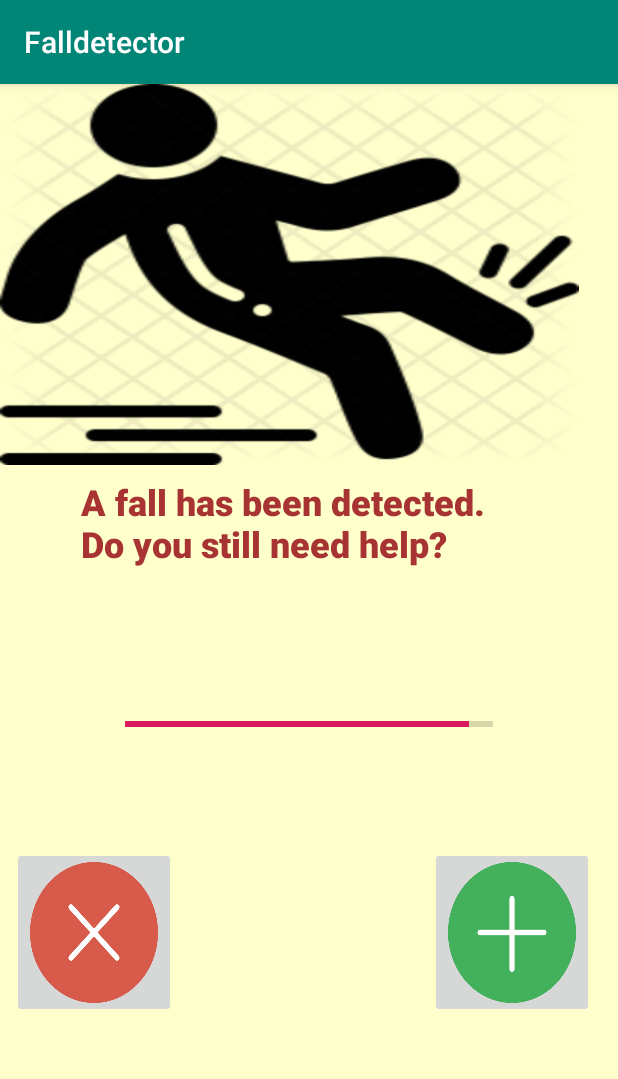
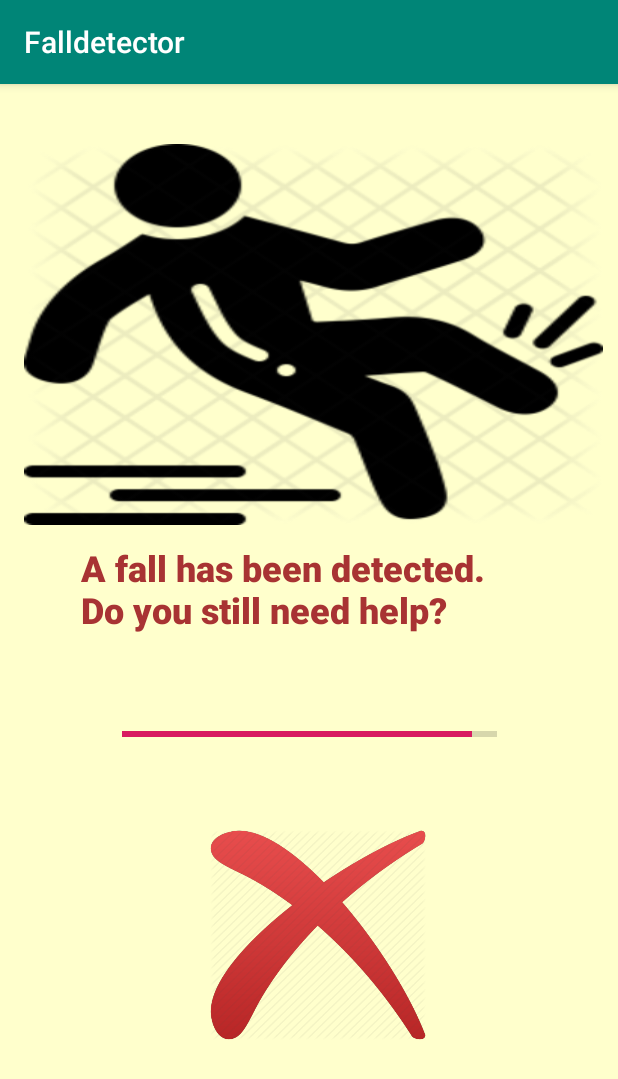
Before and after one commit to maxmsi/Fall_Detector, an Android app: the Alarm screen opened directly, with no data from a screen before it, on a phone screen of 412 x 824 dp. Shown: the top 1079 px of the screen. Run offline under Robolectric (Android 15) with nearby library versions, the phone set to English and light mode, and no system bars.

Commit message:
activity_alarm update

```diff
--- a/app/src/main/java/com/example/falldetector/AccTracker.java
+++ b/app/src/main/java/com/example/falldetector/AccTracker.java
@@ -12,6 +12,7 @@ import android.nfc.Tag;
 import android.os.IBinder;
 import android.preference.PreferenceManager;
 import android.util.Log;
+
 
 import androidx.annotation.Nullable;
 
@@ -31,6 +32,8 @@ public class AccTracker extends Service implements SensorEventListener{
         Z,
         ACCELERATION
     }
+
+    GyroTracker gyroTracker;
 
     private final Context mContext;
     Float[] values = {0.0f, 0.0f, 0.0f};
@@ -79,7 +82,7 @@ public class AccTracker extends Service implements SensorEventListener{
     @Override
     public void onSensorChanged(SensorEvent event) {
         this.setValues(new Float[] {event.values[0], event.values[1], event.values[2]});
-        if (this.isFallDetected(values[0], values[1], values[2])) {
+        if (this.isFallDetected(values[0], values[1], values[2]) ) {
             if(System.currentTimeMillis() - lastAlarmTime > timeBeetweenAlarms) {
                 fallDetected = true;
                 lastAlarmTime = System.currentTimeMillis();
--- a/app/src/main/res/layout/activity_alarm.xml
+++ b/app/src/main/res/layout/activity_alarm.xml
@@ -23,33 +23,22 @@
         android:id="@+id/imageView"
         android:layout_width="386dp"
         android:layout_height="254dp"
+        android:layout_marginStart="16dp"
+        android:layout_marginTop="40dp"
         android:scaleType="fitXY"
         android:src="@drawable/fall"
         app:layout_constraintStart_toStartOf="parent"
         app:layout_constraintTop_toTopOf="parent" />
 
     <ImageButton
-        android:id="@+id/needHelpButton"
-        android:layout_width="109dp"
-        android:layout_height="114dp"
+        android:id="@+id/noHelpButton"
+        android:layout_width="144dp"
+        android:layout_height="140dp"
+        android:layout_marginStart="140dp"
         android:layout_marginTop="16dp"
-        android:layout_marginEnd="16dp"
+        android:background="@android:color/transparent"
         android:scaleType="fitXY"
-        android:src="@drawable/plus"
-        app:layout_constraintEnd_toEndOf="parent"
-        app:layout_constraintTop_toBottomOf="@+id/alarmLeftBar" />
-
-    <ImageButton
-        android:id="@+id/noHelpButton"
-        android:layout_width="109dp"
-        android:layout_height="114dp"
-        android:layout_marginStart="8dp"
-        android:layout_marginTop="16dp"
-        android:layout_marginEnd="72dp"
-        android:scaleType="fitXY"
-        android:src="@drawable/error"
-        app:layout_constraintEnd_toStartOf="@+id/needHelpButton"
-        app:layout_constraintHorizontal_bias="0.0"
+        android:src="@drawable/cancel"
         app:layout_constraintStart_toStartOf="parent"
         app:layout_constraintTop_toBottomOf="@+id/alarmLeftBar" />
 
@@ -57,22 +46,21 @@
         android:id="@+id/textView4"
         android:layout_width="392dp"
         android:layout_height="79dp"
-        android:layout_marginTop="8dp"
+        android:layout_marginTop="12dp"
         android:text="         A fall has been detected.\n         Do you still need help?"
         android:textAppearance="@style/TextAppearance.AppCompat.Body2"
         android:textColor="#A83333"
         android:textSize="24sp"
         android:textStyle="bold"
         app:layout_constraintTop_toBottomOf="@+id/imageView"
-        tools:layout_editor_absoluteX="0dp" />
+        tools:layout_editor_absoluteX="25dp" />
 
     <ProgressBar
         android:id="@+id/alarmLeftBar"
         style="?android:attr/progressBarStyleHorizontal"
-        android:layout_width="245dp"
-        android:layout_height="131dp"
+        android:layout_width="250dp"
+        android:layout_height="96dp"
         android:layout_marginStart="8dp"
-        android:layout_marginTop="20dp"
         android:layout_marginEnd="8dp"
         android:visibility="visible"
         app:layout_constraintEnd_toEndOf="parent"
```
